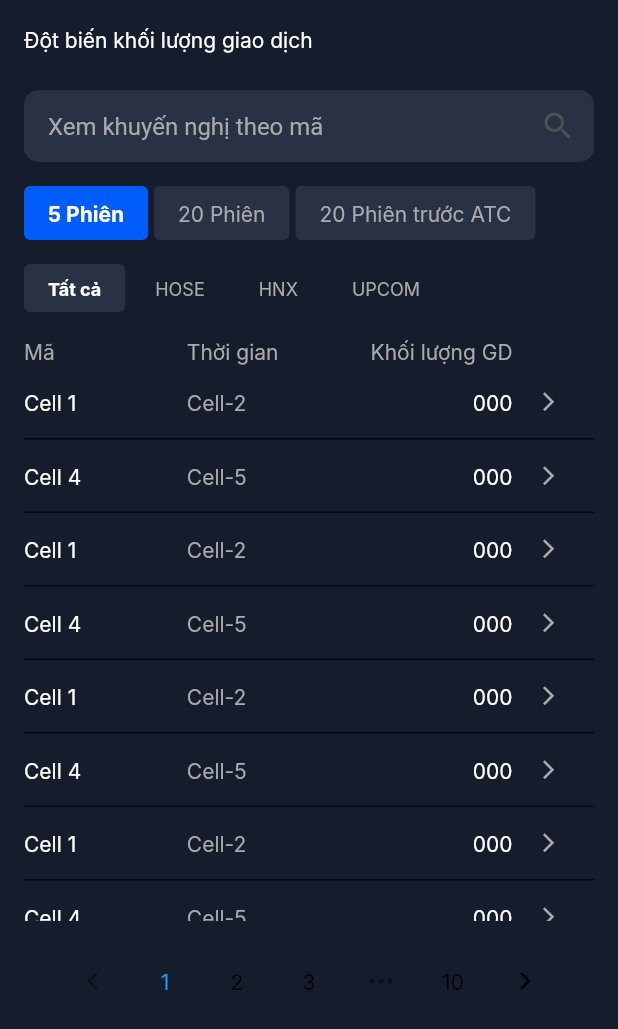
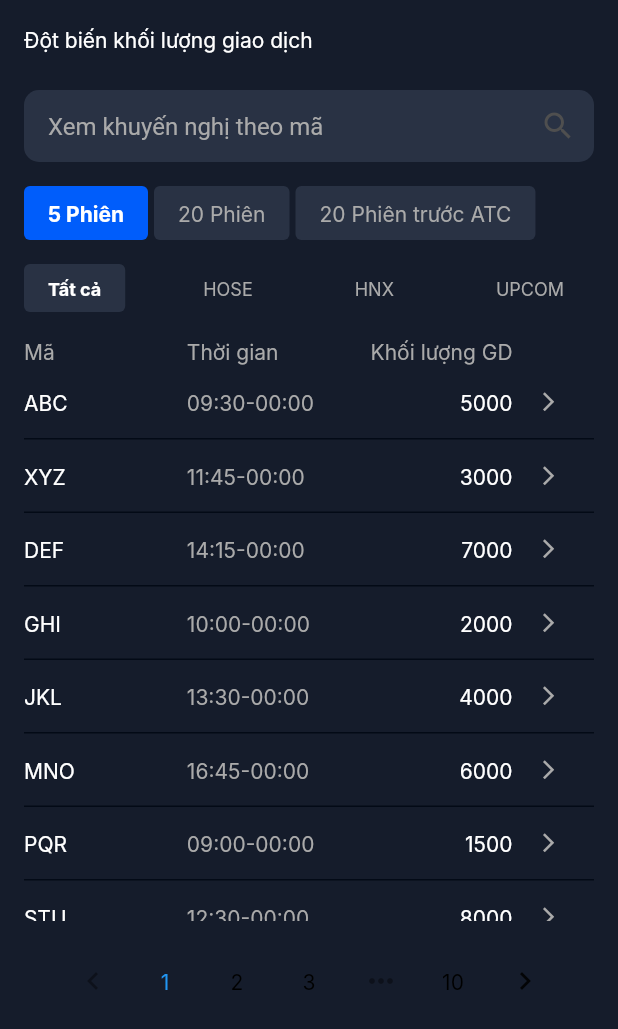
Before and after one commit to stilllove1511/mobile_traning, a Flutter app: the screen it shows after launch, on a phone screen of 412 x 824 dp. Shown: the top 1029 px of the screen. Run offline on Flutter 3.47's test engine with Material 2 defaults, Android fonts, the phone set to English and light mode, and no system bars; our stand-ins replace logger; Roboto replaces fonts that are missing (Inter).

Commit message:
search feature

```diff
--- a/lib/components/list.dart
+++ b/lib/components/list.dart
@@ -10,9 +10,10 @@ class TableColumn {
   TableColumn({required this.name, this.type});
 }
 
+
 class MutationTable extends StatelessWidget {
-  final List<List<String>> data; // Dữ liệu đổ vào bảng
-  final List<TableColumn> columns;
+  List<TableColumn> columns;
+  List<List<String>> data;
 
   MutationTable({required this.data, required this.columns});
 
--- a/lib/components/searchBar.dart
+++ b/lib/components/searchBar.dart
@@ -3,7 +3,8 @@ import 'package:flutter/material.dart';
 import '../constants/color.dart';
 
 class AppSearchBar extends StatefulWidget {
-  const AppSearchBar({super.key});
+  AppSearchBar({super.key, this.onSearch});
+  ValueChanged<String>? onSearch = (String key) {};
 
   @override
   State<AppSearchBar> createState() => _AppSearchBarState();
@@ -14,11 +15,14 @@ class _AppSearchBarState extends State<AppSearchBar> {
   Widget build(BuildContext context) {
     AppColors colors = AppColors();
     return TextField(
+      style: TextStyle(
+        color: colors.textPrimaryColor
+      ),
       decoration: InputDecoration(
         contentPadding: EdgeInsets.symmetric(vertical: 8, horizontal: 16),
         hintText: 'Xem khuyến nghị theo mã',
-        hintStyle:
-            TextStyle(color: colors.textSecondaryColor, fontSize: 16, height: 22 / 16),
+        hintStyle: TextStyle(
+            color: colors.textSecondaryColor, fontSize: 16, height: 22 / 16),
         suffixIcon: Icon(
           Icons.search,
           color: Color(0xFF4F4F4F),
@@ -31,6 +35,7 @@ class _AppSearchBarState extends State<AppSearchBar> {
         filled: true,
         fillColor: colors.secondaryBackgroundColor,
       ),
+      onChanged: widget.onSearch,
     );
   }
 }
--- a/lib/screen/mutation.dart
+++ b/lib/screen/mutation.dart
@@ -1,12 +1,54 @@
 import 'package:flutter/material.dart';
-import 'package:flutter_web_pagination/flutter_web_pagination.dart';
 import 'package:mobile_traning/components/filter.dart';
-import 'package:number_pagination/number_pagination.dart';
+import 'package:mobile_traning/utils/logger.dart';
 
 import '../components/list.dart';
 import '../components/option.dart';
 import '../components/pagination.dart';
 import '../components/searchBar.dart';
+
+const tableData = [
+  ["ABC", "09:30-00:00", '5000'],
+  ["XYZ", "11:45-00:00", '3000'],
+  ["DEF", "14:15-00:00", '7000'],
+  ["GHI", "10:00-00:00", '2000'],
+  ["JKL", "13:30-00:00", '4000'],
+  ["MNO", "16:45-00:00", '6000'],
+  ["PQR", "09:00-00:00", '1500'],
+  ["STU", "12:30-00:00", '8000'],
+  ["VWX", "14:45-00:00", '2500'],
+  ["YZA", "11:15-00:00", '3500'],
+  ["BCD", "15:30-00:00", '4500'],
+  ["EFG", "10:45-00:00", '6000'],
+  ["HIJ", "13:15-00:00", '4000'],
+  ["KLM", "09:30-00:00", '5500'],
+  ["NOP", "11:00-00:00", '2800'],
+  ["QRS", "14:30-00:00", '4200'],
+  ["TUV", "10:15-00:00", '3800'],
+  ["WXY", "12:00-00:00", '5100'],
+  ["ZAB", "15:45-00:00", '3200'],
+  ["CDE", "09:30-00:00", '4700'],
+  ["ABC", "09:30-00:00", '5000'],
+  ["XYZ", "11:45-00:00", '3000'],
+  ["DEF", "14:15-00:00", '7000'],
+  ["GHI", "10:00-00:00", '2000'],
+  ["JKL", "13:30-00:00", '4000'],
+  ["MNO", "16:45-00:00", '6000'],
+  ["PQR", "09:00-00:00", '1500'],
+  ["STU", "12:30-00:00", '8000'],
+  ["VWX", "14:45-00:00", '2500'],
+  ["YZA", "11:15-00:00", '3500'],
+  ["BCD", "15:30-00:00", '4500'],
+  ["EFG", "10:45-00:00", '6000'],
+  ["HIJ", "13:15-00:00", '4000'],
+  ["KLM", "09:30-00:00", '5500'],
+  ["NOP", "11:00-00:00", '2800'],
+  ["QRS", "14:30-00:00", '4200'],
+  ["TUV", "10:15-00:00", '3800'],
+  ["WXY", "12:00-00:00", '5100'],
+  ["ZAB", "15:45-00:00", '3200'],
+  ["CDE", "09:30-00:00", '4700']
+];
 
 class Mutation extends StatefulWidget {
   const Mutation({super.key});
@@ -16,6 +58,7 @@ class Mutation extends StatefulWidget {
 }
 
 class _MutationState extends State<Mutation> {
+  String searchKey='';
   @override
   Widget build(BuildContext context) {
     return Scaffold(
@@ -38,7 +81,13 @@ class _MutationState extends State<Mutation> {
                 )
               ],
             ),
-            const AppSearchBar(),
+            AppSearchBar(
+              onSearch: (value) => {
+                setState(() {
+                  searchKey = value;
+                })
+              },
+            ),
             const Row(
               children: [
                 Option(
@@ -56,6 +105,7 @@ class _MutationState extends State<Mutation> {
               ],
             ),
             const Row(
+              mainAxisAlignment: MainAxisAlignment.spaceBetween,
               children: [
                 Filter(
                   label: 'Tất cả',
@@ -75,48 +125,28 @@ class _MutationState extends State<Mutation> {
                 ),
               ],
             ),
-            MutationTable(data: [
-              ['Cell 1', 'Cell-2', '000'],
-              ['Cell 4', 'Cell-5', '000'],
-              ['Cell 1', 'Cell-2', '000'],
-              ['Cell 4', 'Cell-5', '000'],
-              ['Cell 1', 'Cell-2', '000'],
-              ['Cell 4', 'Cell-5', '000'],
-              ['Cell 1', 'Cell-2', '000'],
-              ['Cell 4', 'Cell-5', '000'],
-              ['Cell 1', 'Cell-2', '000'],
-              ['Cell 4', 'Cell-5', '000'],
-              ['Cell 1', 'Cell-2', '000'],
-              ['Cell 4', 'Cell-5', '000'],
-              ['Cell 1', 'Cell-2', '000'],
-              ['Cell 4', 'Cell-5', '000'],
-              ['Cell 1', 'Cell-2', '000'],
-              ['Cell 4', 'Cell-5', '000'],
-              ['Cell 1', 'Cell-2', '000'],
-              ['Cell 4', 'Cell-5', '000'],
-              ['Cell 1', 'Cell-2', '000'],
-              ['Cell 4', 'Cell-5', '000'],
-              ['Cell 1', 'Cell-2', '000'],
-              ['Cell 4', 'Cell-5', '000'],
-              ['Cell 1', 'Cell-2', '000'],
-              ['Cell 4', 'Cell-5', '000'],
-              ['Cell 1', 'Cell-2', '000'],
-              ['Cell 4', 'Cell-5', '000'],
-              ['Cell 1', 'Cell-2', '000'],
-              ['Cell 4', 'Cell-5', '000'],
-              ['Cell 1', 'Cell-2', '000'],
-              ['Cell 4', 'Cell-5', '000'],
-              ['Cell 1', 'Cell-2', '000'],
-              ['Cell 4', 'Cell-5', '000'],
-            ], columns: [
-              new TableColumn(name: 'Mã'),
-              new TableColumn(name: 'Thời gian'),
-              new TableColumn(name: 'Khối lượng GD',type: ColumnType.number),
-            ]),
-            PaginationBar(currentPage: 1,totalPages: 10,onPageSelected: (p0) => {},)
+            MutationTable(
+                data: tableData
+                    .where((List<String> element) => searchKey.isNotEmpty ? element[0].toLowerCase().contains(searchKey.toLowerCase()): true)
+                    .toList(),
+                columns: [
+                  new TableColumn(name: 'Mã'),
+                  new TableColumn(name: 'Thời gian'),
+                  new TableColumn(
+                      name: 'Khối lượng GD', type: ColumnType.number),
+                ]),
+            PaginationBar(
+              currentPage: 1,
+              totalPages: 10,
+              onPageSelected: (p0) => {},
+            )
           ],
         ),
       ),
     );
   }
 }
+
+var person = {
+  'name': 'Nguyen Van A',
+};
--- /dev/null
+++ b/lib/utils/logger.dart
@@ -0,0 +1,3 @@
+import 'package:logger/logger.dart';
+
+var appLogger = Logger();
--- a/pubspec.yaml
+++ b/pubspec.yaml
@@ -28,6 +28,7 @@ environment:
 # the latest version available on pub.dev. To see which dependencies have newer
 # versions available, run `flutter pub outdated`.
 dependencies:
+  logger: ^1.0.0
   flutter:
     sdk: flutter
 
```
Also changed, not shown: pubspec.lock.
